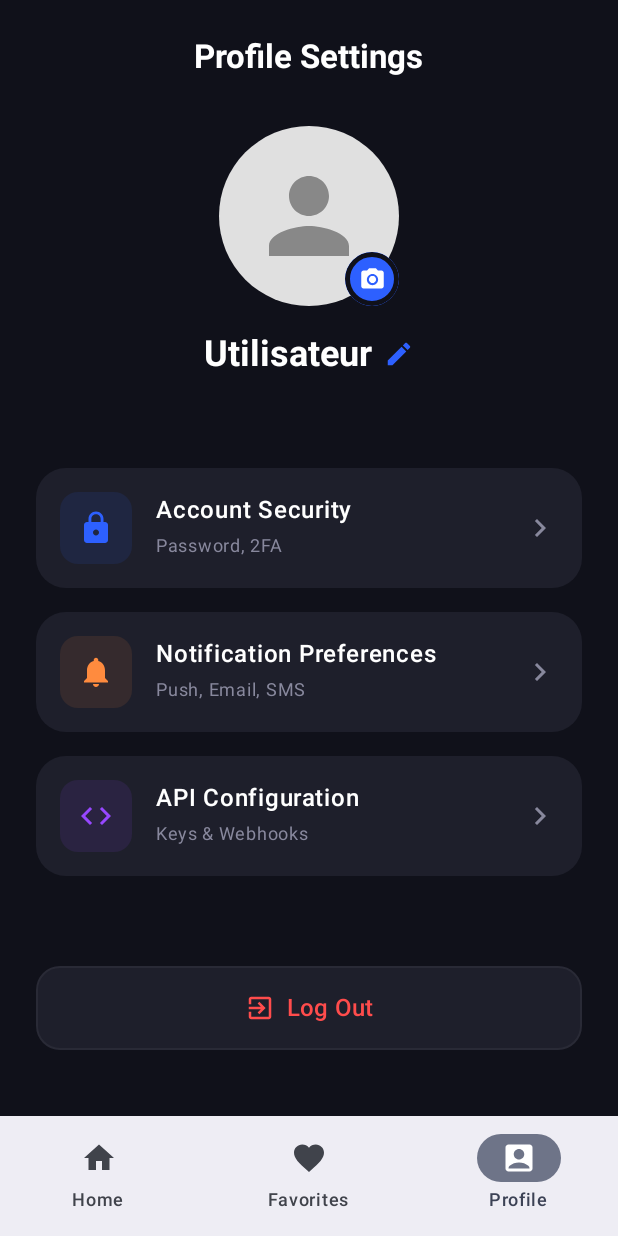
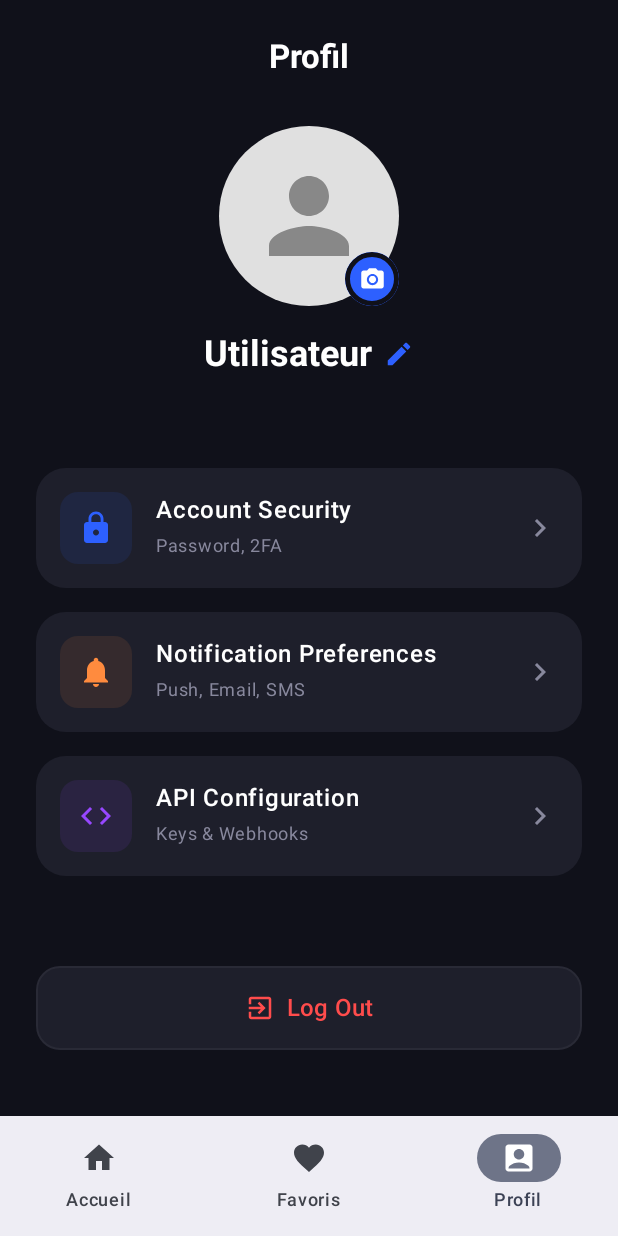
Before and after one commit to oeoecbien/smarthome-lite, an Android app built with Jetpack Compose: the composable SmartHomeApp shown on its own in the app's theme, item 3 of the bottom bar chosen, on a phone screen of 412 x 824 dp. Run offline under Robolectric (Android 15) with nearby library versions, the phone set to English and light mode, and no system bars; our stand-ins replace navigation suite.

Commit message:
Sauvegarde de test

```diff
--- a/mobile/SmartHome/app/src/main/java/com/example/smarthome/MainActivity.kt
+++ b/mobile/SmartHome/app/src/main/java/com/example/smarthome/MainActivity.kt
@@ -156,9 +156,9 @@ fun SmartHomeApp(viewModel: SmartHomeViewModel) {
 
 
 enum class AppDestinations(val label: String, val icon: ImageVector) {
-    HOME("Home", Icons.Default.Home),
-    FAVORITES("Favorites", Icons.Default.Favorite),
-    PROFILE("Profile", Icons.Default.AccountBox),
+    HOME("Accueil", Icons.Default.Home),
+    FAVORITES("Favoris", Icons.Default.Favorite),
+    PROFILE("Profil", Icons.Default.AccountBox),
 }
 
 /*
@@ -564,7 +564,7 @@ fun ProfileScreen(
     ) {
         // --- 1. Header ---
         Text(
-            text = "Profile Settings",
+            text = "Profil",
             style = MaterialTheme.typography.titleLarge,
             color = TextWhite,
             fontWeight = FontWeight.Bold,
```
